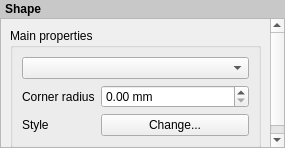
First picture: the form in src/ui/composer/qgscomposershapewidgetbase.ui, repository qgis/QGIS, before the edit.
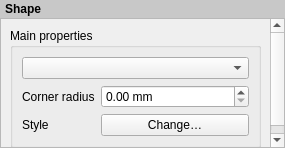
Second picture: the form after the edit. Custom widgets are drawn as their Qt base class.

Patch:
```diff
--- a/src/ui/composer/qgscomposershapewidgetbase.ui
+++ b/src/ui/composer/qgscomposershapewidgetbase.ui
@@ -105,7 +105,7 @@
              </sizepolicy>
             </property>
             <property name="text">
-             <string>Change...</string>
+             <string>Change…</string>
             </property>
            </widget>
           </item>
```
